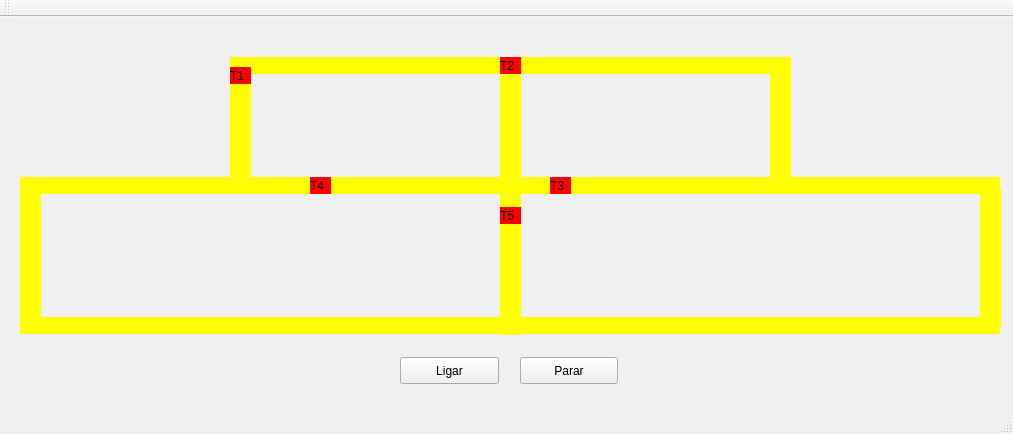
The window that mainwindow.ui (Ezeque/Projeto_2_SO) describes before a commit, drawn with Qt 5.
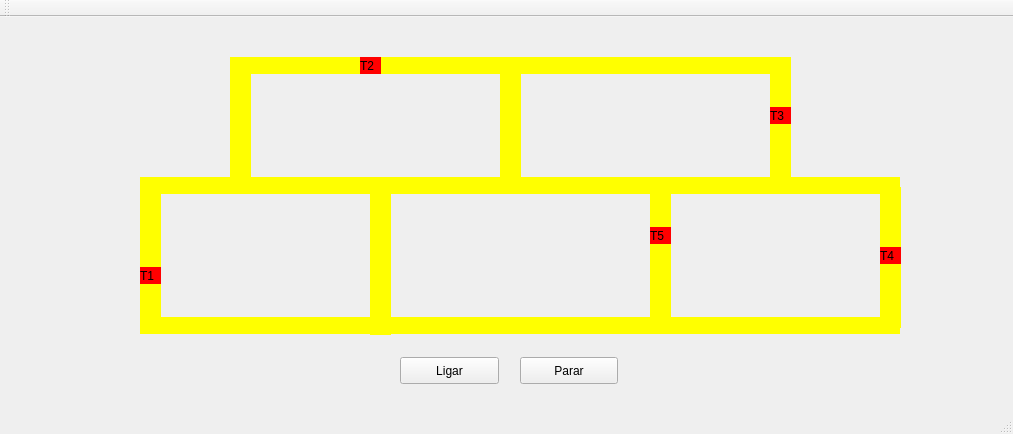
The same window after the commit.

Commit message: atualizada interface do projeto

Patch:
```diff
--- a/mainwindow.ui
+++ b/mainwindow.ui
@@ -141,7 +141,7 @@
      <rect>
       <x>520</x>
       <y>300</y>
-      <width>480</width>
+      <width>380</width>
       <height>17</height>
      </rect>
     </property>
@@ -155,7 +155,7 @@
    <widget class="QLabel" name="label_trilho11">
     <property name="geometry">
      <rect>
-      <x>500</x>
+      <x>370</x>
       <y>177</y>
       <width>21</width>
       <height>141</height>
@@ -171,9 +171,9 @@
    <widget class="QLabel" name="label_trilho7">
     <property name="geometry">
      <rect>
-      <x>20</x>
+      <x>140</x>
       <y>300</y>
-      <width>480</width>
+      <width>381</width>
       <height>17</height>
      </rect>
     </property>
@@ -187,7 +187,7 @@
    <widget class="QLabel" name="label_trilho12">
     <property name="geometry">
      <rect>
-      <x>20</x>
+      <x>140</x>
       <y>160</y>
       <width>21</width>
       <height>141</height>
@@ -203,9 +203,9 @@
    <widget class="QLabel" name="label_trilho8">
     <property name="geometry">
      <rect>
-      <x>30</x>
+      <x>140</x>
       <y>160</y>
-      <width>200</width>
+      <width>110</width>
       <height>17</height>
      </rect>
     </property>
@@ -237,7 +237,7 @@
      <rect>
       <x>790</x>
       <y>160</y>
-      <width>210</width>
+      <width>110</width>
       <height>17</height>
      </rect>
     </property>
@@ -251,7 +251,7 @@
    <widget class="QLabel" name="label_trilho13">
     <property name="geometry">
      <rect>
-      <x>980</x>
+      <x>880</x>
       <y>170</y>
       <width>21</width>
       <height>141</height>
@@ -267,8 +267,8 @@
    <widget class="QLabel" name="label_trem3">
     <property name="geometry">
      <rect>
-      <x>550</x>
-      <y>160</y>
+      <x>770</x>
+      <y>90</y>
       <width>21</width>
       <height>17</height>
      </rect>
@@ -280,27 +280,11 @@
      <string>T3</string>
     </property>
    </widget>
-   <widget class="QLabel" name="label_trem5">
-    <property name="geometry">
-     <rect>
-      <x>500</x>
-      <y>190</y>
-      <width>21</width>
-      <height>17</height>
-     </rect>
-    </property>
-    <property name="styleSheet">
-     <string notr="true">QLabel { background: red}</string>
-    </property>
-    <property name="text">
-     <string>T5</string>
-    </property>
-   </widget>
    <widget class="QLabel" name="label_trem4">
     <property name="geometry">
      <rect>
-      <x>310</x>
-      <y>160</y>
+      <x>880</x>
+      <y>230</y>
       <width>21</width>
       <height>17</height>
      </rect>
@@ -315,7 +299,7 @@
    <widget class="QLabel" name="label_trem2">
     <property name="geometry">
      <rect>
-      <x>500</x>
+      <x>360</x>
       <y>40</y>
       <width>21</width>
       <height>17</height>
@@ -331,8 +315,8 @@
    <widget class="QLabel" name="label_trem1">
     <property name="geometry">
      <rect>
-      <x>230</x>
-      <y>50</y>
+      <x>140</x>
+      <y>250</y>
       <width>21</width>
       <height>17</height>
      </rect>
@@ -344,6 +328,38 @@
      <string>T1</string>
     </property>
    </widget>
+   <widget class="QLabel" name="label_trilho11_2">
+    <property name="geometry">
+     <rect>
+      <x>650</x>
+      <y>170</y>
+      <width>21</width>
+      <height>141</height>
+     </rect>
+    </property>
+    <property name="styleSheet">
+     <string notr="true">QLabel { background: yellow}</string>
+    </property>
+    <property name="text">
+     <string/>
+    </property>
+   </widget>
+   <widget class="QLabel" name="label_trem5">
+    <property name="geometry">
+     <rect>
+      <x>650</x>
+      <y>210</y>
+      <width>21</width>
+      <height>17</height>
+     </rect>
+    </property>
+    <property name="styleSheet">
+     <string notr="true">QLabel { background: red}</string>
+    </property>
+    <property name="text">
+     <string>T5</string>
+    </property>
+   </widget>
   </widget>
   <widget class="QMenuBar" name="menuBar">
    <property name="geometry">
```
The commit also changes 2 other files.
